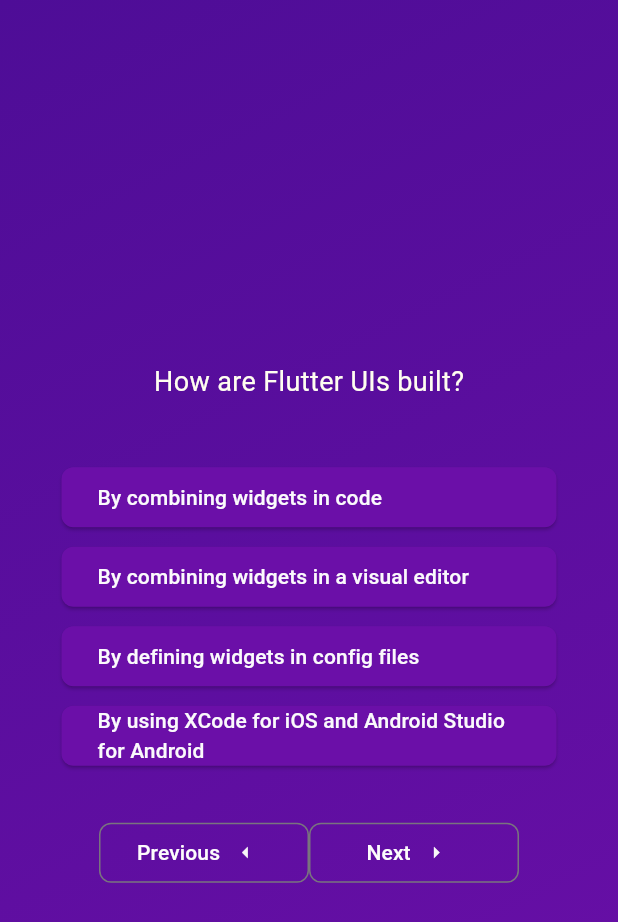
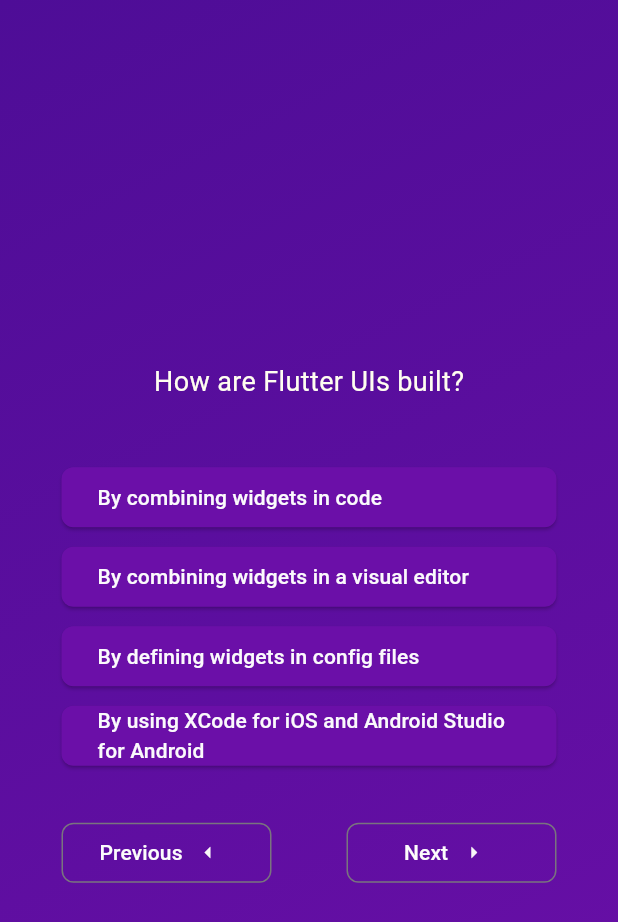
Before and after one commit to GakuruAlex/flutter_quiz_app, a Flutter app: the screen it shows after launch, after a tap on "Start", after a tap on "Next", on a phone screen of 412 x 824 dp. Shown: the top 922 px of the screen. Run offline on Flutter 3.47's test engine with Material 3 defaults, Android fonts, the phone set to English and light mode, and no system bars.

Commit message:
Add space betwen prev and next buttons

```diff
--- a/lib/questions_nav.dart
+++ b/lib/questions_nav.dart
@@ -33,6 +33,10 @@ class QuestionNav extends StatelessWidget {
             },
             chosenIcon: previous,
           ),
+        SizedBox(
+          width: 50,
+        ),
+
         if (_currentQuesitionIndex >= 0 &&
             _currentQuesitionIndex < questions.length - 1)
           QuizButton(
```
